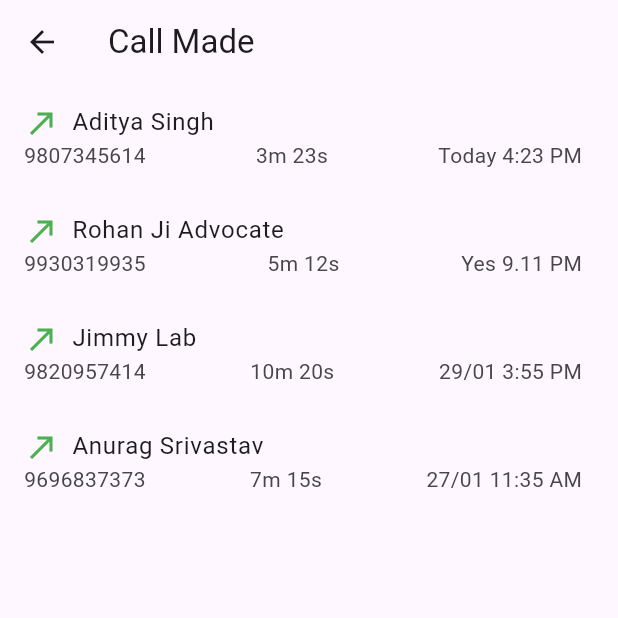
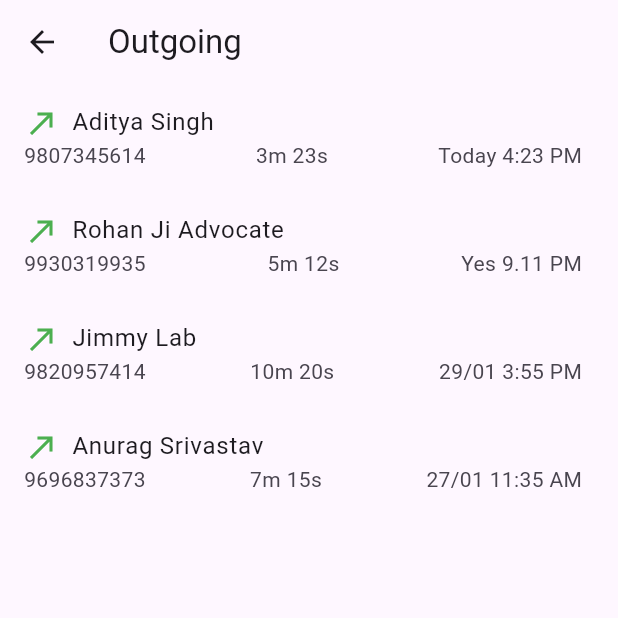
Before and after one commit to srujanbasava/callerapp, a Flutter app: the screen it shows after launch, after a tap on the "call made" icon, on a phone screen of 412 x 824 dp, the top half of it. Run offline on Flutter 3.47's test engine with Material 3 defaults, Android fonts, the phone set to English and light mode, and no system bars; our stand-ins replace permission_handler.

Commit message:
callmade.dart

```diff
--- a/lib/callmade.dart
+++ b/lib/callmade.dart
@@ -9,7 +9,7 @@ class CallMadeScreen extends StatelessWidget {
   Widget build(BuildContext context) {
     return Scaffold(
       appBar: AppBar(
-        title: Text('Call Made'),
+        title: Text('Outgoing'),
       ),
       body: ListView.builder(
         itemCount: callMadeList.length,
```
